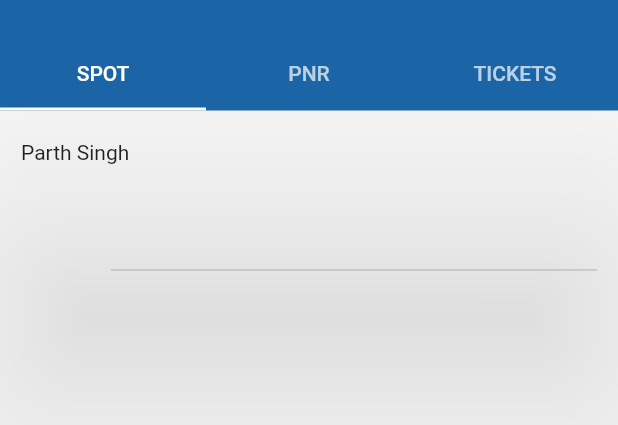
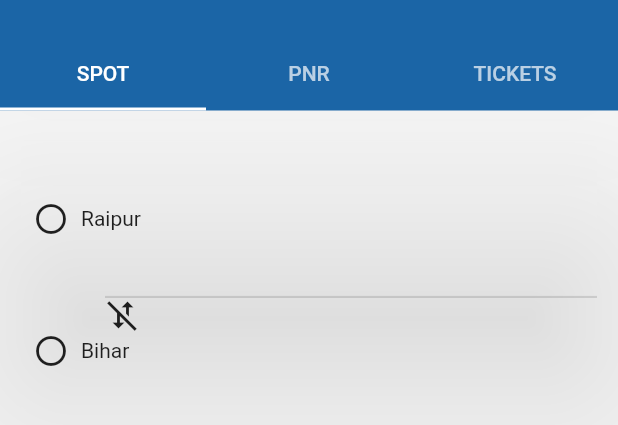
Before and after one commit to Parthh08/where_is_my_train_clone, a Flutter app: the screen it shows after launch, on a phone screen of 412 x 824 dp, the part 74-499 px from its top. Run offline on Flutter 3.47's test engine with Material 2 defaults, Android fonts, the phone set to English and light mode, and no system bars.

Commit message:
Added Station Selector

```diff
--- a/lib/screens/spot_screen.dart
+++ b/lib/screens/spot_screen.dart
@@ -11,29 +11,57 @@ class SpotScreen extends StatefulWidget {
 class _SpotScreenState extends State<SpotScreen> {
   get border => null;
 
+  get child => null;
+
   @override
   Widget build(BuildContext context) {
     return Scaffold(
       body: Padding(
-        padding: const EdgeInsets.only(left: 14, right: 14, top: 20, bottom: 40),
+        padding:
+            const EdgeInsets.only(left: 14, right: 14, top: 20, bottom: 40),
         child: Stack(
           children: [
             Container(
               height: 180,
               width: 500,
               decoration: const BoxDecoration(
-                color:  Colors.white,
-
+                color: Colors.white,
               ),
             ),
-           const Text("Parth Singh"),
-           const Padding(
-             padding: EdgeInsets.only(top: 86, left: 60),
-             child: Divider(height: 1
-               , thickness: 1.4,),
-           ),
+            Column(
+              crossAxisAlignment: CrossAxisAlignment.start,
+              children: [
+                const Padding(
+                  padding: EdgeInsets.all(20.0),
+                ),
+                Row(
+                  children: const [Padding(
+                    padding: EdgeInsets.symmetric(horizontal: 8.0),
+                    child: Icon(Icons.circle_outlined),
+                  ), Text("Raipur")],
+                ),
+                Padding(
+                  padding: const EdgeInsets.only(top: 40, left: 56),
+                  child: Stack(children: const [
+                    Divider(
+                      height: 1,
+                      thickness: 1.4,
+                    ),
+                    Icon(Icons.mobiledata_off)
+                  ]),
+                ),
+                Row(
+                  children: [
+                    Padding(
+                      padding: const EdgeInsets.symmetric(horizontal: 8.0),
+                      child: Icon(Icons.circle_outlined),
+                    ), Text("Bihar")
+                  ],
+                )
+              ],
+            ),
           ],
-        )
+        ),
       ),
     );
   }
```
